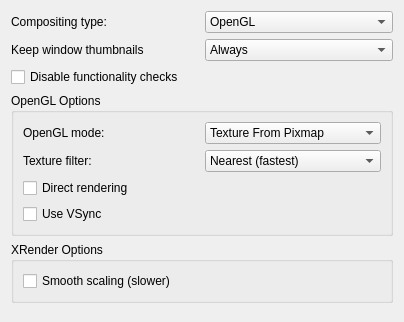
Above: kcmkwin/kwincompositing/advanced.ui from KDE/kwin before the change. Below: the same form after it.
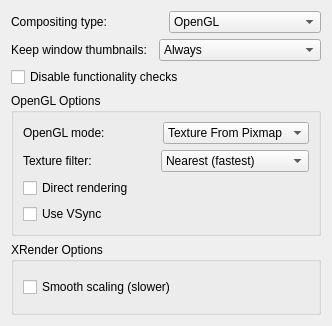
That is the form after the change.

Commit message: Fixed tab order and size of the advanced compositing settings dialog.

Patch:
```diff
--- a/kcmkwin/kwincompositing/advanced.ui
+++ b/kcmkwin/kwincompositing/advanced.ui
@@ -5,8 +5,8 @@
    <rect>
     <x>0</x>
     <y>0</y>
-    <width>400</width>
-    <height>322</height>
+    <width>332</width>
+    <height>326</height>
    </rect>
   </property>
   <layout class="QVBoxLayout" name="verticalLayout" >
@@ -40,7 +40,7 @@
      <item>
       <widget class="QLabel" name="label_4" >
        <property name="text" >
-        <string>Keep window thumbnails</string>
+        <string>Keep window thumbnails:</string>
        </property>
       </widget>
      </item>
@@ -175,19 +175,6 @@
      </layout>
     </widget>
    </item>
-   <item>
-    <spacer>
-     <property name="orientation" >
-      <enum>Qt::Vertical</enum>
-     </property>
-     <property name="sizeHint" stdset="0" >
-      <size>
-       <width>382</width>
-       <height>101</height>
-      </size>
-     </property>
-    </spacer>
-   </item>
   </layout>
  </widget>
  <resources/>
```
Left out of the diff: 10 changed lines with no effect on the pictures.
